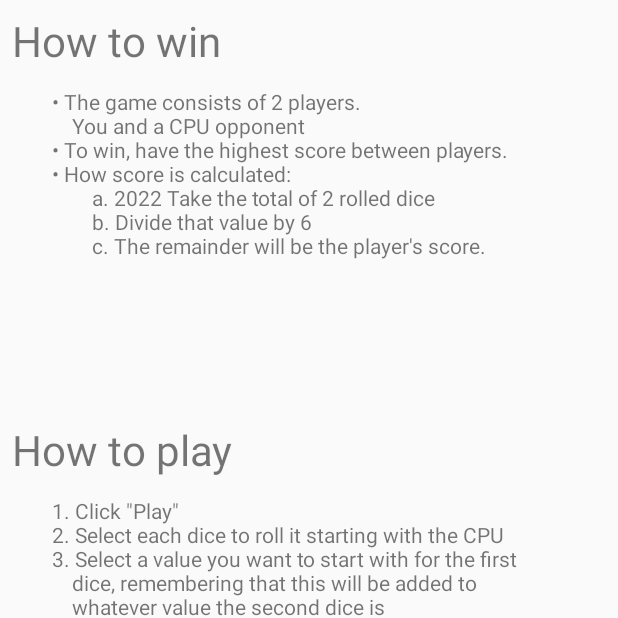
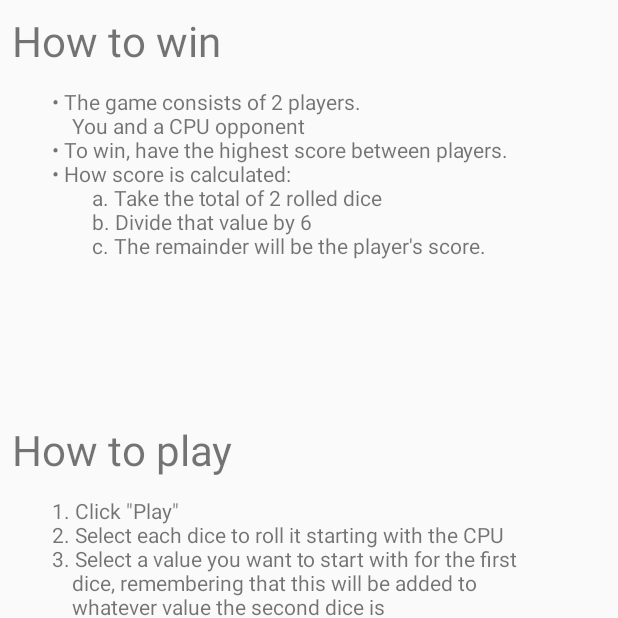
Before and after one commit to maxschlesinger/team06_hw1, an Android app: the HelpActivity screen opened directly, with no data from a screen before it, on a phone screen of 412 x 824 dp, the top half of it. Run offline under Robolectric (Android 15) with nearby library versions, the phone set to English and light mode, and no system bars.

Commit message:
Addressing Peer Review comments

```diff
--- a/HW1_DiceGame/app/src/main/java/edu/fullerton/csu/team06/hw1_dicegame/HelpActivity.java
+++ b/HW1_DiceGame/app/src/main/java/edu/fullerton/csu/team06/hw1_dicegame/HelpActivity.java
@@ -16,7 +16,7 @@ public class HelpActivity extends AppCompatActivity implements View.OnClickListe
             "\u0009\u0009\u0009You and a CPU opponent\n" +
             "\u0009\u0009\u2022 To win, have the highest score between players.\n" +
             "\u0009\u0009\u2022 How score is calculated:\n" +
-            "\u0009\u0009\u0009\u0009a. 2022 Take the total of 2 rolled dice\n" +
+            "\u0009\u0009\u0009\u0009a. Take the total of 2 rolled dice\n" +
             "\u0009\u0009\u0009\u0009b. Divide that value by 6\n" +
             "\u0009\u0009\u0009\u0009c. The remainder will be the player's score.\n";
     String HOW_TO_PLAY_TEXT = "How to play\n\n" +
```
